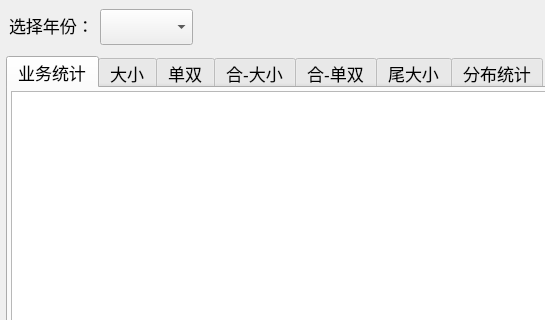
This is resources/Qt/MainWindow.ui in oneincloud/macao_lottery_r as Qt 5 draws it before an edit; both pictures show x 0 to 545 and y 0 to 320 of the 800 by 600 pixel window. The edited form follows.
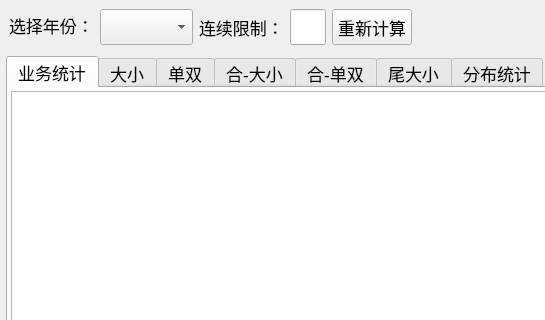
This is the edited form.

Commit message: 增加限制定义

Patch:
```diff
--- a/resources/Qt/MainWindow.ui
+++ b/resources/Qt/MainWindow.ui
@@ -80,6 +80,75 @@
         </property>
        </widget>
       </item>
+      <item>
+       <widget class="QLabel" name="label_2">
+        <property name="minimumSize">
+         <size>
+          <width>0</width>
+          <height>36</height>
+         </size>
+        </property>
+        <property name="maximumSize">
+         <size>
+          <width>16777215</width>
+          <height>36</height>
+         </size>
+        </property>
+        <property name="font">
+         <font>
+          <pointsize>13</pointsize>
+         </font>
+        </property>
+        <property name="text">
+         <string>连续限制：</string>
+        </property>
+       </widget>
+      </item>
+      <item>
+       <widget class="QLineEdit" name="editLimit">
+        <property name="minimumSize">
+         <size>
+          <width>36</width>
+          <height>36</height>
+         </size>
+        </property>
+        <property name="maximumSize">
+         <size>
+          <width>36</width>
+          <height>36</height>
+         </size>
+        </property>
+        <property name="font">
+         <font>
+          <pointsize>13</pointsize>
+         </font>
+        </property>
+       </widget>
+      </item>
+      <item>
+       <widget class="QPushButton" name="btnRecal">
+        <property name="minimumSize">
+         <size>
+          <width>0</width>
+          <height>36</height>
+         </size>
+        </property>
+        <property name="maximumSize">
+         <size>
+          <width>16777215</width>
+          <height>36</height>
+         </size>
+        </property>
+        <property name="font">
+         <font>
+          <pointsize>13</pointsize>
+         </font>
+        </property>
+        <property name="text">
+         <string>重新计算</string>
+        </property>
+       </widget>
+      </item>
       <item>
        <spacer name="horizontalSpacer">
         <property name="orientation">
```
Left out of the diff: 21 changed lines with no effect on the pictures. The commit also changes 3 other files.
